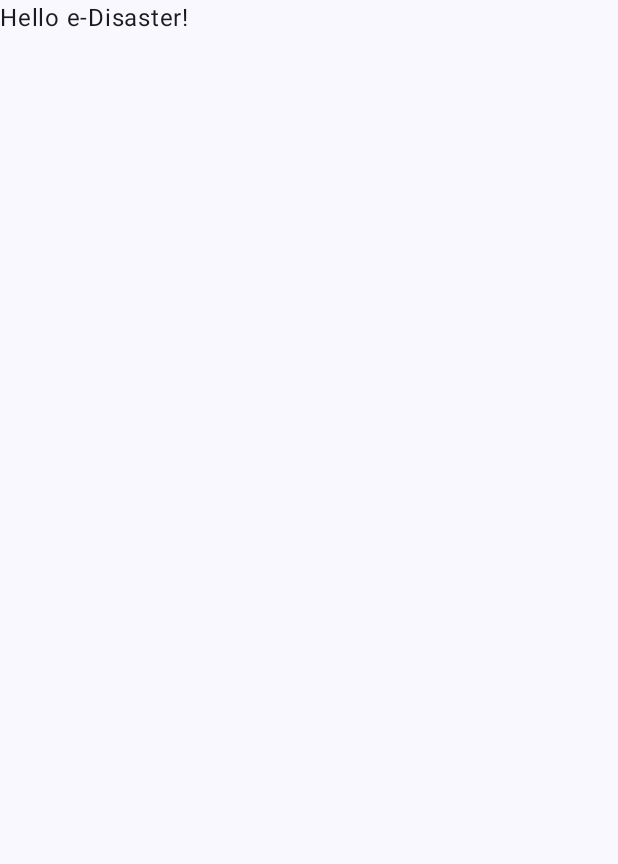
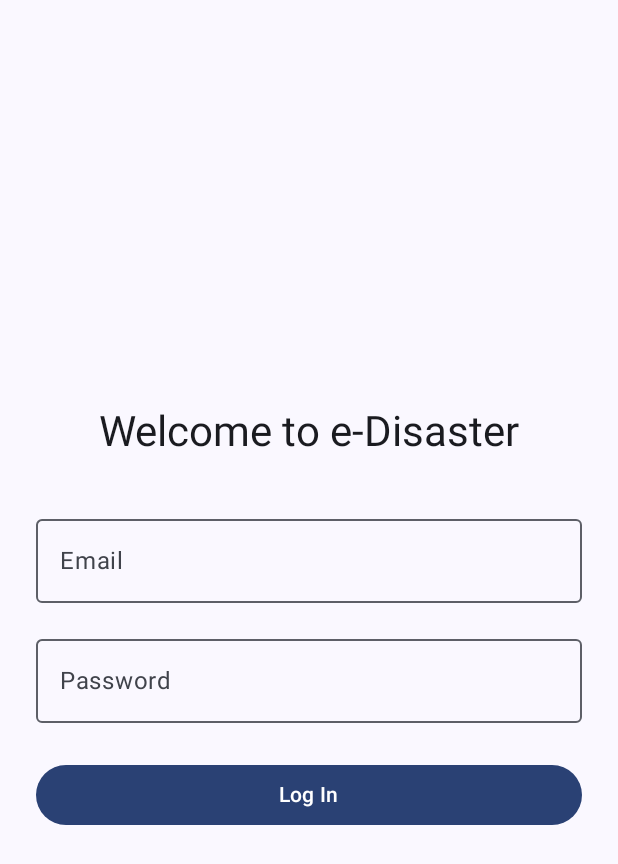
Before and after one commit to mustafa-fathur/e-disaster, an Android app built with Jetpack Compose: the screen it shows after launch (MainActivity), on a phone screen of 412 x 824 dp. Before the commit the part shown is almost empty. Shown: the top 864 px of the screen. Run offline under Robolectric (Android 15) with nearby library versions, the phone set to English and light mode, and no system bars.

Commit message:
feat: update MainActivity.kt & add screen/LoginScreen.kt
update MainActivity:
- buang single screen bawaan empty activity Jetpack Compose starter
- buat MainActivity sebagai main surface dan navigator

add screen/Loginscreen.kt: buat screen login sederhana

```diff
--- a/app/build.gradle.kts
+++ b/app/build.gradle.kts
@@ -49,6 +49,7 @@ dependencies {
     implementation(libs.androidx.compose.ui.graphics)
     implementation(libs.androidx.compose.ui.tooling.preview)
     implementation(libs.androidx.compose.material3)
+    implementation(libs.androidx.navigation.compose)
     testImplementation(libs.junit)
     androidTestImplementation(libs.androidx.junit)
     androidTestImplementation(libs.androidx.espresso.core)
--- a/app/src/main/java/com/example/e_disaster/MainActivity.kt
+++ b/app/src/main/java/com/example/e_disaster/MainActivity.kt
@@ -5,12 +5,13 @@ import androidx.activity.ComponentActivity
 import androidx.activity.compose.setContent
 import androidx.activity.enableEdgeToEdge
 import androidx.compose.foundation.layout.fillMaxSize
-import androidx.compose.foundation.layout.padding
-import androidx.compose.material3.Scaffold
-import androidx.compose.material3.Text
-import androidx.compose.runtime.Composable
+import androidx.compose.material3.MaterialTheme
+import androidx.compose.material3.Surface
 import androidx.compose.ui.Modifier
-import androidx.compose.ui.tooling.preview.Preview
+import androidx.navigation.compose.NavHost
+import androidx.navigation.compose.composable
+import androidx.navigation.compose.rememberNavController
+import com.example.e_disaster.ui.screen.LoginScreen
 import com.example.e_disaster.ui.theme.EDisasterTheme
 
 class MainActivity : ComponentActivity() {
@@ -19,29 +20,26 @@ class MainActivity : ComponentActivity() {
         enableEdgeToEdge()
         setContent {
             EDisasterTheme {
-                Scaffold(modifier = Modifier.fillMaxSize()) { innerPadding ->
-                    Greeting(
-                        name = "e-Disaster",
-                        modifier = Modifier.padding(innerPadding)
-                    )
+                // Surface provides a background color and handles drawing elevation
+                Surface(
+                    modifier = Modifier.fillMaxSize(),
+                    color = MaterialTheme.colorScheme.background
+                ) {
+                    // This is the core of the change: Setting up the navigation graph
+                    val navController = rememberNavController()
+                    NavHost(
+                        navController = navController,
+                        startDestination = "login"
+                    ) {
+                        composable("login") {
+                            LoginScreen(navController = navController)
+                        }
+                        // screen yg bakal ditambahin:
+                        // composable("dashboard") { DashboardScreen(navController) }
+                        // composable("register") { RegisterScreen(navController) }
+                    }
                 }
             }
         }
     }
 }
-
-@Composable
-fun Greeting(name: String, modifier: Modifier = Modifier) {
-    Text(
-        text = "Hello $name!",
-        modifier = modifier
-    )
-}
-
-@Preview(showBackground = true)
-@Composable
-fun GreetingPreview() {
-    EDisasterTheme {
-        Greeting("e-Disaster")
-    }
-}
--- /dev/null
+++ b/app/src/main/java/com/example/e_disaster/ui/screen/LoginScreen.kt
@@ -0,0 +1,66 @@
+package com.example.e_disaster.ui.screen
+
+import androidx.compose.foundation.layout.*
+import androidx.compose.material3.Button
+import androidx.compose.material3.OutlinedTextField
+import androidx.compose.material3.Text
+import androidx.compose.runtime.*
+import androidx.compose.runtime.getValue
+import androidx.compose.runtime.setValue
+import androidx.compose.ui.Alignment
+import androidx.compose.ui.Modifier
+import androidx.compose.ui.text.input.PasswordVisualTransformation
+import androidx.compose.ui.unit.dp
+import androidx.navigation.NavController
+
+@Composable
+fun LoginScreen(navController: NavController) {
+    // These 'remember' states will hold the text from the input fields
+    var email by remember { mutableStateOf("") }
+    var password by remember { mutableStateOf("") }
+
+    Column(
+        modifier = Modifier
+            .fillMaxSize()
+            .padding(horizontal = 24.dp), // Add some horizontal padding
+        verticalArrangement = Arrangement.Center,
+        horizontalAlignment = Alignment.CenterHorizontally
+    ) {
+        Text(
+            text = "Welcome to e-Disaster",
+            style = androidx.compose.material3.MaterialTheme.typography.headlineMedium
+        )
+
+        Spacer(modifier = Modifier.height(32.dp)) // Adds space between elements
+
+        // Email Text Field
+        OutlinedTextField(
+            value = email,
+            onValueChange = { email = it },
+            label = { Text("Email") },
+            modifier = Modifier.fillMaxWidth()
+        )
+
+        Spacer(modifier = Modifier.height(16.dp))
+
+        // Password Text Field
+        OutlinedTextField(
+            value = password,
+            onValueChange = { password = it },
+            label = { Text("Password") },
+            modifier = Modifier.fillMaxWidth(),
+            // This hides the password characters
+            visualTransformation = PasswordVisualTransformation()
+        )
+
+        Spacer(modifier = Modifier.height(24.dp))
+
+        // Login Button
+        Button(
+            onClick = { /* TODO: Handle login logic using the 'email' and 'password' states */ },
+            modifier = Modifier.fillMaxWidth()
+        ) {
+            Text("Log In")
+        }
+    }
+}
--- a/gradle/libs.versions.toml
+++ b/gradle/libs.versions.toml
@@ -8,6 +8,7 @@ espressoCore = "3.5.1"
 lifecycleRuntimeKtx = "2.6.1"
 activityCompose = "1.8.0"
 composeBom = "2024.09.00"
+navigationCompose = "2.9.5"
 
 [libraries]
 androidx-core-ktx = { group = "androidx.core", name = "core-ktx", version.ref = "coreKtx" }
@@ -24,6 +25,7 @@ androidx-compose-ui-tooling-preview = { group = "androidx.compose.ui", name = "u
 androidx-compose-ui-test-manifest = { group = "androidx.compose.ui", name = "ui-test-manifest" }
 androidx-compose-ui-test-junit4 = { group = "androidx.compose.ui", name = "ui-test-junit4" }
 androidx-compose-material3 = { group = "androidx.compose.material3", name = "material3" }
+androidx-navigation-compose = { group = "androidx.navigation", name = "navigation-compose", version.ref = "navigationCompose" }
 
 [plugins]
 android-application = { id = "com.android.application", version.ref = "agp" }
```
Also changed, not shown: 1 other file.
